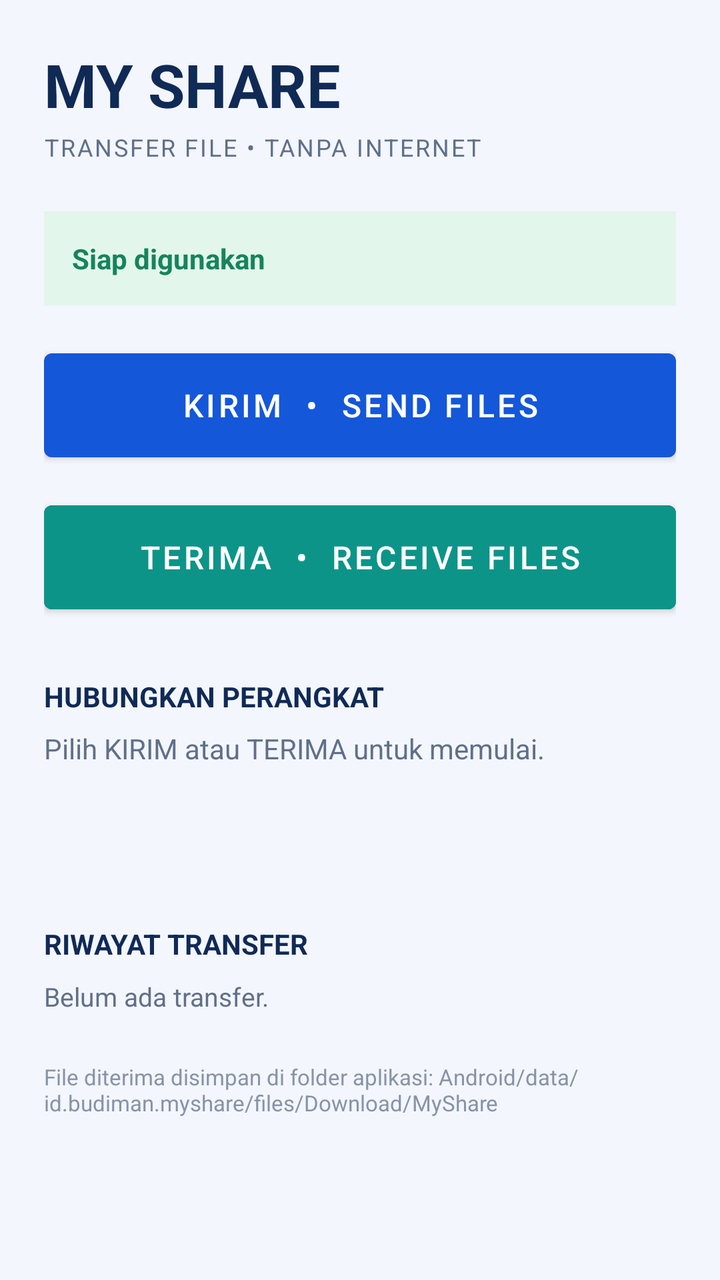
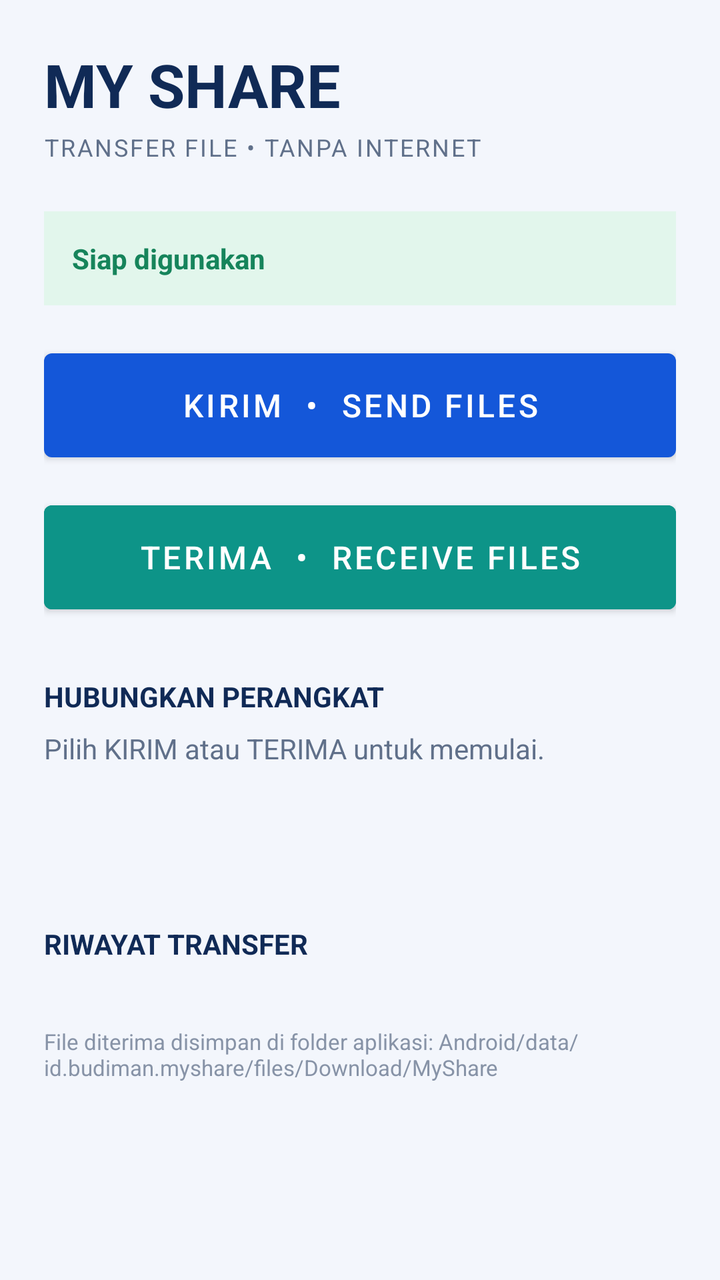

An Android layout rendered at two revisions. The XML below is the earlier revision; the diff shows what the commit changed to produce the second picture.
<!-- AndroidManifest.xml: application theme Theme.MyShare -->
<!-- res/layout/activity_main.xml -->
<ScrollView xmlns:android="http://schemas.android.com/apk/res/android"
    android:layout_width="match_parent" android:layout_height="match_parent"
    android:background="#F3F6FC" android:fillViewport="true">
    <LinearLayout android:layout_width="match_parent" android:layout_height="wrap_content"
        android:orientation="vertical" android:padding="22dp">
        <TextView android:layout_width="wrap_content" android:layout_height="wrap_content"
            android:text="MY SHARE" android:textColor="#102A56" android:textSize="30sp" android:textStyle="bold" />
        <TextView android:layout_width="wrap_content" android:layout_height="wrap_content"
            android:text="TRANSFER FILE • TANPA INTERNET" android:textColor="#60708A" android:textSize="12sp" android:letterSpacing="0.08" android:layout_marginTop="3dp" />
        <TextView android:id="@+id/statusText" android:layout_width="match_parent" android:layout_height="wrap_content"
            android:text="Siap digunakan" android:textColor="#16845B" android:textStyle="bold" android:padding="14dp"
            android:background="#E2F6EC" android:layout_marginTop="24dp" />
        <com.google.android.material.button.MaterialButton android:id="@+id/sendButton"
            android:layout_width="match_parent" android:layout_height="64dp" android:text="KIRIM  •  Send Files"
            android:textSize="16sp" android:layout_marginTop="18dp" />
        <com.google.android.material.button.MaterialButton android:id="@+id/receiveButton"
            android:layout_width="match_parent" android:layout_height="64dp" android:text="TERIMA  •  Receive Files"
            android:textSize="16sp" android:layout_marginTop="12dp" android:backgroundTint="#0D9488" />
        <TextView android:layout_width="wrap_content" android:layout_height="wrap_content"
            android:text="HUBUNGKAN PERANGKAT" android:textColor="#102A56" android:textStyle="bold" android:textSize="14sp"
            android:layout_marginTop="28dp" />
        <TextView android:id="@+id/instructionText" android:layout_width="match_parent" android:layout_height="wrap_content"
            android:text="Pilih KIRIM atau TERIMA untuk memulai." android:textColor="#60708A" android:textSize="14sp" android:layout_marginTop="7dp" />
        <ImageView android:id="@+id/qrImage" android:layout_width="220dp" android:layout_height="220dp"
            android:layout_gravity="center_horizontal" android:layout_marginTop="14dp" android:visibility="gone" android:contentDescription="QR Code koneksi" />
        <TextView android:id="@+id/addressText" android:layout_width="match_parent" android:layout_height="wrap_content"
            android:gravity="center" android:textColor="#1457D9" android:textStyle="bold" android:textSize="14sp" android:layout_marginTop="8dp" />
        <ProgressBar android:id="@+id/progressBar" style="?android:attr/progressBarStyleHorizontal"
            android:layout_width="match_parent" android:layout_height="10dp" android:layout_marginTop="22dp" android:max="100" android:visibility="gone" />
        <TextView android:id="@+id/progressText" android:layout_width="match_parent" android:layout_height="wrap_content"
            android:textColor="#34445E" android:textSize="13sp" android:layout_marginTop="6dp" />
        <TextView android:layout_width="wrap_content" android:layout_height="wrap_content"
            android:text="RIWAYAT TRANSFER" android:textColor="#102A56" android:textStyle="bold" android:textSize="14sp" android:layout_marginTop="28dp" />
        <TextView android:id="@+id/historyText" android:layout_width="match_parent" android:layout_height="wrap_content"
            android:text="Belum ada transfer." android:textColor="#60708A" android:textSize="13sp" android:paddingTop="8dp" />
        <TextView android:layout_width="match_parent" android:layout_height="wrap_content"
            android:text="File diterima disimpan di folder aplikasi: Android/data/id.budiman.myshare/files/Download/MyShare"
            android:textColor="#8793A7" android:textSize="11sp" android:layout_marginTop="24dp" />
    </LinearLayout>
</ScrollView>
<!-- resources referenced by this layout -->
<resources>
  <style name="Theme.MyShare" parent="Theme.MaterialComponents.DayNight.NoActionBar">
          <item name="colorPrimary">#1457D9</item>
          <item name="colorPrimaryVariant">#0B3D9B</item>
          <item name="colorSecondary">#13B8A6</item>
          <item name="android:statusBarColor">#102A56</item>
          <item name="android:navigationBarColor">#102A56</item>
          <item name="android:windowLightStatusBar">false</item>
      </style>
</resources>

<!-- the commit's change to res/layout/activity_main.xml (unified diff, before → after) -->
@@ -31,8 +31,7 @@
             android:textColor="#34445E" android:textSize="13sp" android:layout_marginTop="6dp" />
         <TextView android:layout_width="wrap_content" android:layout_height="wrap_content"
             android:text="RIWAYAT TRANSFER" android:textColor="#102A56" android:textStyle="bold" android:textSize="14sp" android:layout_marginTop="28dp" />
-        <TextView android:id="@+id/historyText" android:layout_width="match_parent" android:layout_height="wrap_content"
-            android:text="Belum ada transfer." android:textColor="#60708A" android:textSize="13sp" android:paddingTop="8dp" />
+        <LinearLayout android:id="@+id/historyList" android:layout_width="match_parent" android:layout_height="wrap_content" android:orientation="vertical" android:paddingTop="8dp" />
         <TextView android:layout_width="match_parent" android:layout_height="wrap_content"
             android:text="File diterima disimpan di folder aplikasi: Android/data/id.budiman.myshare/files/Download/MyShare"
             android:textColor="#8793A7" android:textSize="11sp" android:layout_marginTop="24dp" />
